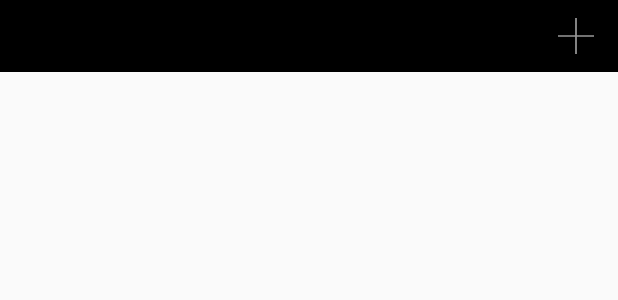
After one commit to thomas-miceli/flotte-bateaux, an Android app: the layout listview_item_add.xml on its own in the app's theme, with its tools: preview values and no code run, on a phone screen of 412 x 824 dp. The commit adds this screen. Shown: the top 300 px of the screen. Run offline under Robolectric (Android 15) with nearby library versions, the phone set to English and light mode, and no system bars.

Commit message:
Modif design items listes

```diff
--- /dev/null
+++ b/app/src/main/res/drawable/ic_add.xml
@@ -0,0 +1,4 @@
+<vector android:height="24dp" android:viewportHeight="42"
+    android:viewportWidth="42" android:width="24dp" xmlns:android="http://schemas.android.com/apk/res/android">
+    <path android:fillColor="#989898" android:pathData="M42,20l-20,0l0,-20l-2,0l0,20l-20,0l0,2l20,0l0,20l2,0l0,-20l20,0z"/>
+</vector>
--- /dev/null
+++ b/app/src/main/res/drawable/ic_delete.xml
@@ -0,0 +1,4 @@
+<vector android:height="24dp" android:viewportHeight="31.112"
+    android:viewportWidth="31.112" android:width="24dp" xmlns:android="http://schemas.android.com/apk/res/android">
+    <path android:fillColor="#989898" android:pathData="M31.112,1.414l-1.414,-1.414l-14.142,14.142l-14.142,-14.142l-1.414,1.414l14.142,14.142l-14.142,14.142l1.414,1.414l14.142,-14.142l14.142,14.142l1.414,-1.414l-14.142,-14.142z"/>
+</vector>
--- /dev/null
+++ b/app/src/main/res/layout/listview_item_add.xml
@@ -0,0 +1,14 @@
+<?xml version="1.0" encoding="utf-8"?>
+
+<TextView xmlns:android="http://schemas.android.com/apk/res/android"
+          android:textColor="#FFFFFF"
+          android:background="#000000"
+          android:textSize="18sp"
+          android:drawableEnd="@drawable/ic_add"
+          android:id="@android:id/text1"
+          android:layout_width="match_parent"
+          android:layout_height="wrap_content"
+          android:gravity="center_vertical"
+          android:paddingStart="?android:attr/listPreferredItemPaddingStart"
+          android:paddingEnd="?android:attr/listPreferredItemPaddingEnd"
+          android:minHeight="?android:attr/listPreferredItemHeightSmall" />
```
Also changed, not shown: app/src/main/java/ovh/tomus/iut/flotte/Activities/ListActivity.kt (+2 -10 lines), app/src/main/java/ovh/tomus/iut/flotte/Activities/ListConteneurActivity.kt (+17 -12 lines), app/src/main/res/layout/activity_list.xml (+15 -1 lines), app/src/main/res/layout/activity_listconteneurs.xml (+17 -3 lines), app/src/main/res/layout/listview_item_delete.xml (added, +14 -0 lines).
